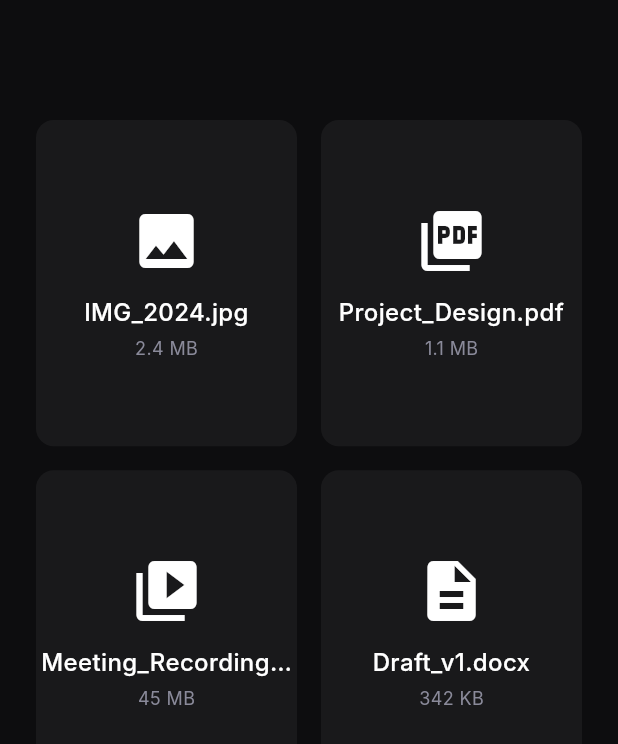
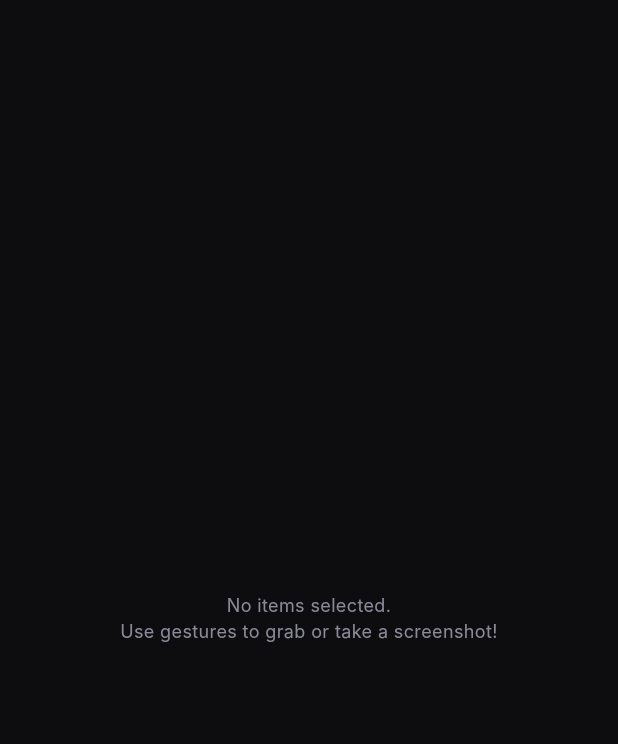
Before and after one commit to HarshalPatel1972/air-shift-zero, a Flutter app: the FileGrid widget shown alone on an empty page, opened directly, on a phone screen of 412 x 824 dp. Shown: the top 744 px of the screen. Run offline on Flutter 3.47's test engine with Material 3 defaults, Android fonts, the phone set to English and light mode, and no system bars; our stand-ins replace basic_utils, camera, flutter_blue_plus, permission_handler, sensors_plus, shared_preferences and 1 more; missing offline and left inert: flutter_acrylic, flutter_overlay_window, google_mlkit_commons, google_mlkit_pose_detection, hotkey_manager, nsd and 3 more; accounts and stored records are empty; Roboto replaces fonts that are missing (Inter).

Commit message:
feat(overlay): convert file grid to live session stream

```diff
--- a/lib/overlay/file_grid.dart
+++ b/lib/overlay/file_grid.dart
@@ -1,15 +1,10 @@
+import 'dart:io';
 import 'package:flutter/material.dart';
 import '../theme/colors.dart';
 import '../theme/typography.dart';
 import '../theme/motion.dart';
-
-class FileModel {
-  final String name;
-  final String size;
-  final IconData icon;
-
-  FileModel({required this.name, required this.size, required this.icon});
-}
+import '../session/airshift_session.dart';
+import 'package:path/path.dart' as p;
 
 class FileGrid extends StatefulWidget {
   const FileGrid({super.key});
@@ -19,18 +14,25 @@ class FileGrid extends StatefulWidget {
 }
 
 class _FileGridState extends State<FileGrid> {
-  final List<FileModel> _files = [
-    FileModel(name: 'IMG_2024.jpg', size: '2.4 MB', icon: Icons.image),
-    FileModel(name: 'Project_Design.pdf', size: '1.1 MB', icon: Icons.picture_as_pdf),
-    FileModel(name: 'Meeting_Recording.mp4', size: '45 MB', icon: Icons.video_library),
-    FileModel(name: 'Draft_v1.docx', size: '342 KB', icon: Icons.description),
-  ];
-
-  final Set<int> _selectedIndices = {};
-  bool _isGrabbed = false;
+  final _session = AirShiftSession.instance;
 
   @override
   Widget build(BuildContext context) {
+    return StreamBuilder<void>(
+      stream: _session.incomingTransfer, // Reuses stream as a ping for UI updates
+      builder: (context, _) {
+        final files = _session.selectedFiles.toList();
+
+        if (files.isEmpty) {
+          return Center(
+            child: Text(
+              'No items selected.\nUse gestures to grab or take a screenshot!',
+              textAlign: TextAlign.center,
+              style: AirShiftTypography.label.copyWith(color: AirShiftColors.textSecondary),
+            ),
+          );
+        }
+
         return Padding(
           padding: const EdgeInsets.symmetric(horizontal: 24, vertical: 80),
           child: GridView.builder(
@@ -40,66 +42,76 @@ class _FileGridState extends State<FileGrid> {
               mainAxisSpacing: 16,
               childAspectRatio: 0.8,
             ),
-        itemCount: _files.length,
+            itemCount: files.length,
             itemBuilder: (context, index) {
-          final file = _files[index];
-          final isSelected = _selectedIndices.contains(index);
+              final filePath = files[index];
+              final fileName = p.basename(filePath);
+              final isScreenshot = fileName.contains('AirShift_Snap');
 
               return FileCard(
-            file: file,
-            isSelected: isSelected,
-            isGrabbed: _isGrabbed && isSelected,
+                name: fileName,
+                path: filePath,
+                isScreenshot: isScreenshot,
               );
             },
           ),
+        );
+      },
     );
   }
 }
 
 class FileCard extends StatelessWidget {
-  final FileModel file;
-  final bool isSelected;
-  final bool isGrabbed;
+  final String name;
+  final String path;
+  final bool isScreenshot;
 
   const FileCard({
     super.key,
-    required this.file,
-    required this.isSelected,
-    required this.isGrabbed,
+    required this.name,
+    required this.path,
+    required this.isScreenshot,
   });
 
   @override
   Widget build(BuildContext context) {
-    final borderColor = isGrabbed
-        ? AirShiftColors.greenConfirm
-        : (isSelected ? AirShiftColors.bluePrimary : Colors.transparent);
-
     return AnimatedContainer(
       duration: AirShiftMotion.grabConfirm,
       decoration: BoxDecoration(
         color: AirShiftColors.glassSurface,
         borderRadius: BorderRadius.circular(12),
         border: Border.all(
-          color: borderColor,
+          color: isScreenshot ? AirShiftColors.bluePrimary.withOpacity(0.5) : Colors.transparent,
           width: 2,
         ),
       ),
       child: Column(
         mainAxisAlignment: MainAxisAlignment.center,
         children: [
-          Icon(file.icon, color: AirShiftColors.textPrimary, size: 48),
-          const SizedBox(height: 12),
-          Text(
-            file.name,
-            style: AirShiftTypography.emphasis,
+          if (isScreenshot)
+            Expanded(
+              child: Padding(
+                padding: const EdgeInsets.all(8.0),
+                child: ClipRRect(
+                  borderRadius: BorderRadius.circular(8),
+                  child: Image.file(File(path), fit: BoxFit.cover),
+                ),
+              ),
+            )
+          else
+            const Icon(Icons.insert_drive_file, color: AirShiftColors.textPrimary, size: 48),
+
+          if (!isScreenshot) const SizedBox(height: 12),
+
+          Padding(
+            padding: const EdgeInsets.all(8.0),
+            child: Text(
+              name,
+              style: AirShiftTypography.emphasis.copyWith(fontSize: 12),
               textAlign: TextAlign.center,
               maxLines: 1,
               overflow: TextOverflow.ellipsis,
             ),
-          const SizedBox(height: 4),
-          Text(
-            file.size,
-            style: AirShiftTypography.label,
           ),
         ],
       ),
```
Lines whose indentation alone changed are shown as unchanged.
